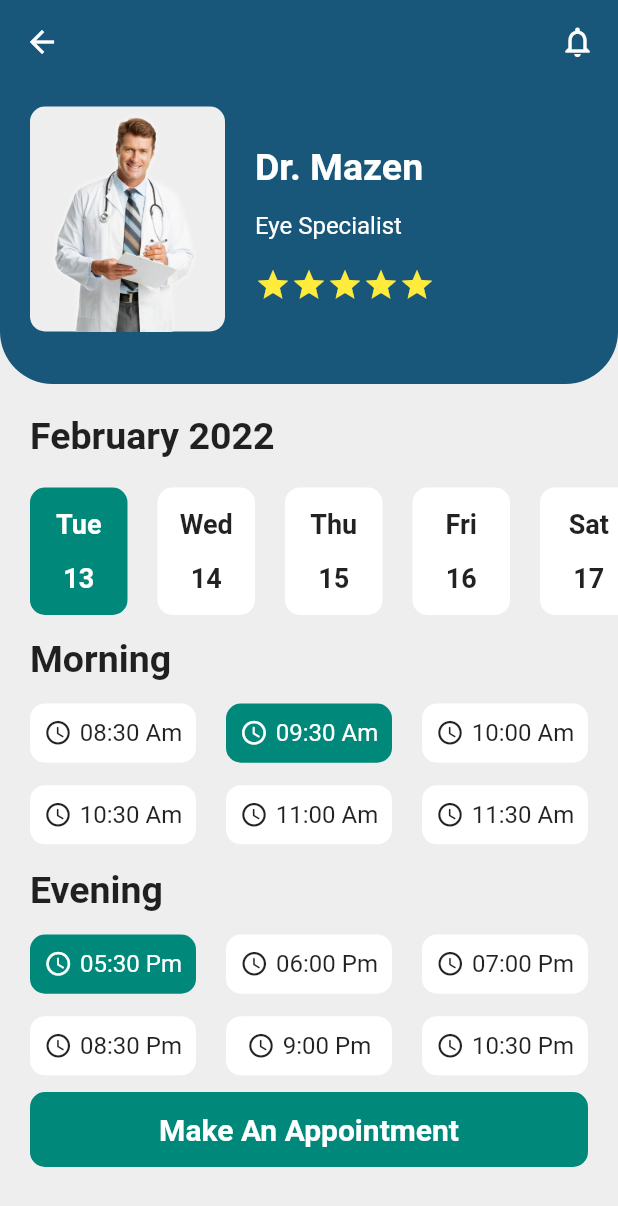
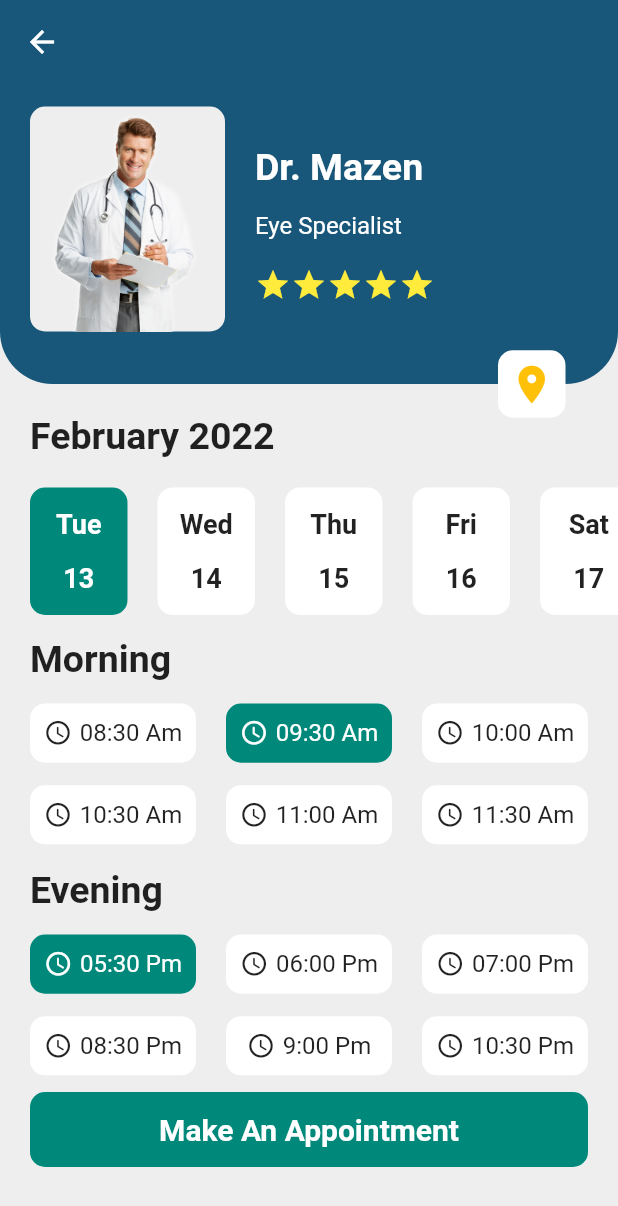
Before and after one commit to Tolbaax/dr_Appointment, a Flutter app: the screen it shows after launch, after a tap on "Dr. Mazen", on a phone screen of 412 x 824 dp. Shown: the top 1206 px of the screen. Run offline on Flutter 3.47's test engine with Material 2 defaults, Android fonts, the phone set to English and light mode, and no system bars.

Commit message:
Initial commit

```diff
--- a/lib/View/Screens/AppScreen.dart
+++ b/lib/View/Screens/AppScreen.dart
@@ -52,14 +52,12 @@ class _AppScreenState extends State<AppScreen> {
       appBar: AppBar(
         backgroundColor:const Color.fromARGB(255, 24, 87, 121),
         elevation: 0.0,
-        actions: [
-          Container(
-            margin: const EdgeInsets.only(right: 15),
-            child: const Icon(Icons.notifications_none),
-          )
-        ],
       ),
       body: Column(
+        children: [
+          Stack(
+            alignment: Alignment.topRight,
+            clipBehavior: Clip.none,
             children: [
               Container(
                 height: 200,
@@ -79,7 +77,7 @@ class _AppScreenState extends State<AppScreen> {
                       decoration: BoxDecoration(
                           borderRadius: BorderRadius.circular(10),
                           color: Colors.grey.shade200),
-                  child: Image.asset(widget.rate!.topRateImageUrl!),
+                      child: Image.asset(widget.rate!.topRateImageUrl! ),
                     ),
                     Column(
                       mainAxisAlignment: MainAxisAlignment.center,
@@ -124,6 +122,19 @@ class _AppScreenState extends State<AppScreen> {
                     )
                   ],
                 ),
+              ),
+              Positioned(
+                bottom: -22.5,right: 35,
+                child: Container(
+                    height: 45,width: 45,
+                    decoration: BoxDecoration(
+                    borderRadius: BorderRadius.circular(10),
+                    color: Colors.white,
+                  ),
+                  child:const Icon(Icons.location_on,color: Colors.amber,size: 30,),
+                ),
+              )
+            ],
           ),
           Row(
             mainAxisAlignment: MainAxisAlignment.start,
```
Lines whose indentation alone changed are shown as unchanged.
